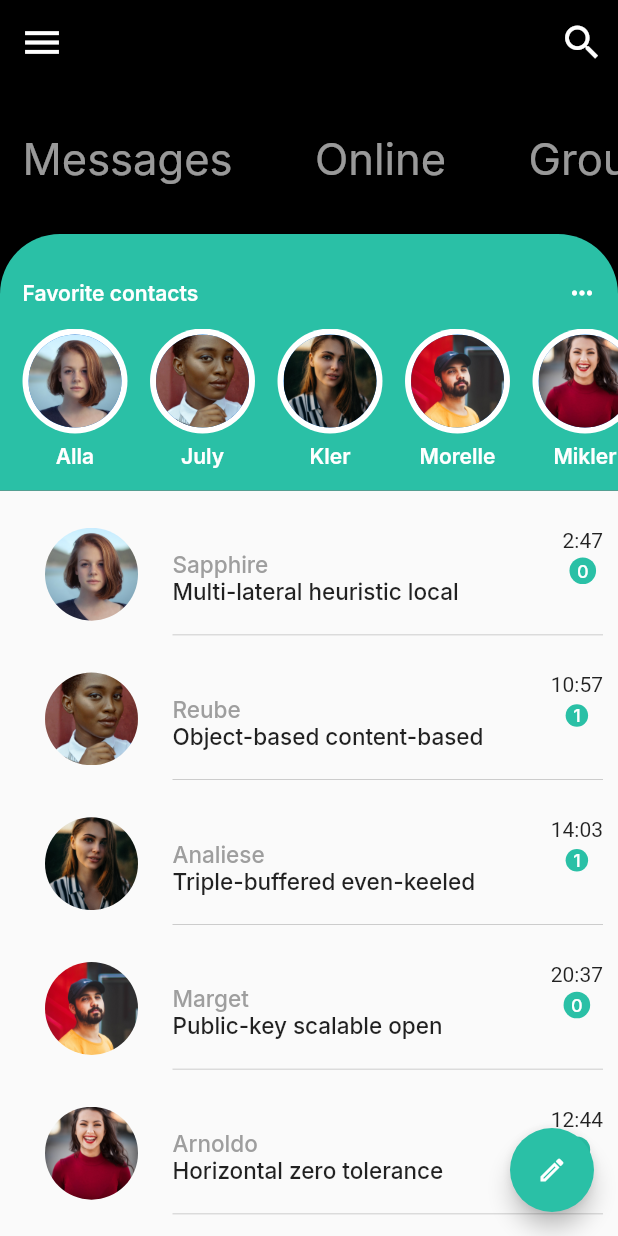
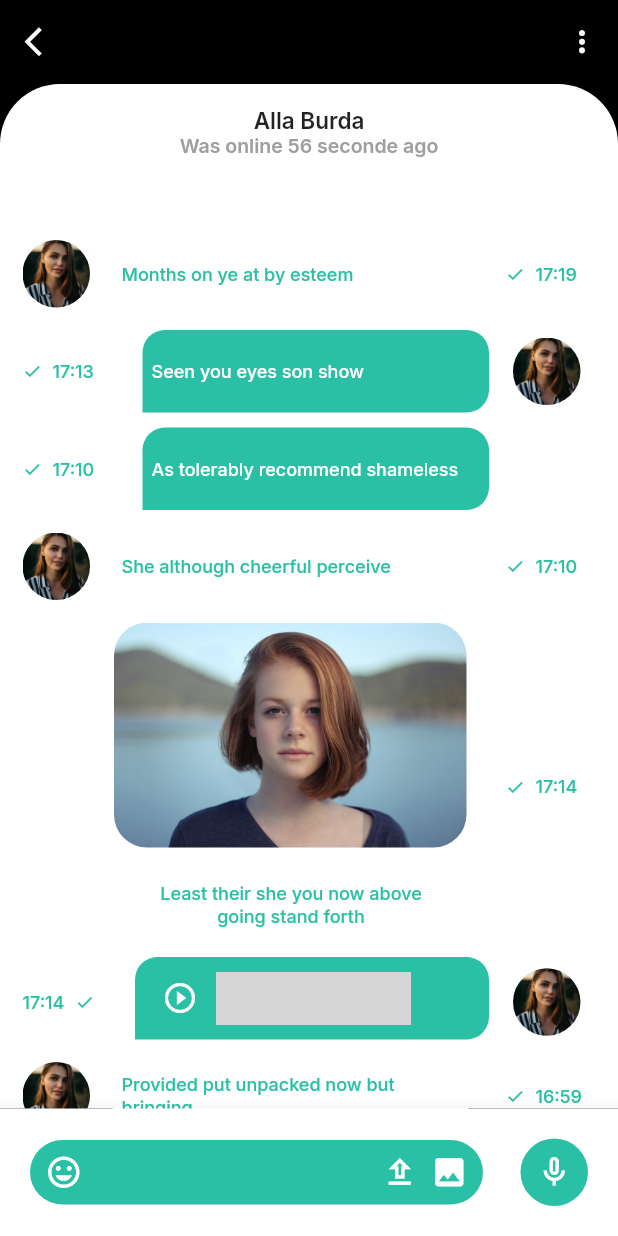
Before and after one commit to baptistemcn/WhatsApp-clone, a Flutter app: the screen it shows after launch, after a tap on "Sapphire", on a phone screen of 412 x 824 dp. Run offline on Flutter 3.47's test engine with Material 2 defaults, Android fonts, the phone set to English and light mode, and no system bars; our stand-ins replace google_fonts; grey boxes are pictures that could not be loaded.

Commit message:
feat: Chat Page

```diff
--- /dev/null
+++ b/lib/chat_page.dart
@@ -0,0 +1,568 @@
+import 'package:flutter/material.dart';
+import 'package:google_fonts/google_fonts.dart';
+import 'main.dart';
+
+class ChatPage extends StatelessWidget {
+  const ChatPage({Key? key}) : super(key: key);
+
+  @override
+  Widget build(BuildContext context) {
+    return Scaffold(
+      backgroundColor: dBlack,
+      appBar: AppBar(
+        elevation: 0,
+        backgroundColor: dBlack,
+        leading: IconButton(
+          icon: const Icon(
+            Icons.arrow_back_ios,
+            color: Colors.white,
+            size: 23,
+          ),
+          onPressed: () {
+            Navigator.pop(context);
+          },
+        ),
+        actions: [
+          IconButton(
+            icon: const Icon(
+              Icons.more_vert,
+              color: Colors.white,
+              size: 23,
+            ),
+            onPressed: () {},
+          ),
+        ],
+      ),
+      body: const ChatingSection(),
+      bottomNavigationBar: const BottomSection(),
+    );
+  }
+}
+
+class BottomSection extends StatelessWidget {
+  const BottomSection({Key? key}) : super(key: key);
+  @override
+  Widget build(BuildContext context) {
+    return BottomAppBar(
+      elevation: 10.0,
+      color: dWhite,
+      child: Container(
+        padding: const EdgeInsets.all(20),
+        child: Row(
+          mainAxisAlignment: MainAxisAlignment.center,
+          crossAxisAlignment: CrossAxisAlignment.center,
+          children: [
+            Expanded(
+              child: Container(
+                height: 43,
+                decoration: const BoxDecoration(
+                  color: dGreen,
+                  borderRadius: BorderRadius.all(Radius.circular(30)),
+                ),
+                child: Row(
+                  children: const [
+                    SizedBox(width: 10.0),
+                    Icon(
+                      Icons.insert_emoticon,
+                      size: 25.0,
+                      color: Colors.white,
+                    ),
+                    SizedBox(
+                      width: 8.0,
+                    ),
+                    Expanded(
+                      child: TextField(
+                        decoration: InputDecoration(
+                          border: InputBorder.none,
+                        ),
+                      ),
+                    ),
+                    Icon(
+                      Icons.upload_outlined,
+                      size: 25.0,
+                      color: Colors.white,
+                    ),
+                    SizedBox(
+                      width: 8.0,
+                    ),
+                    Icon(
+                      Icons.image,
+                      size: 25.0,
+                      color: Colors.white,
+                    ),
+                    SizedBox(
+                      width: 10.0,
+                    ),
+                  ],
+                ),
+              ),
+            ),
+            Container(
+              margin: const EdgeInsets.only(
+                left: 25,
+              ),
+              width: 45,
+              height: 45,
+              decoration: const BoxDecoration(
+                color: dGreen,
+                shape: BoxShape.circle,
+              ),
+              child: const IconButton(
+                icon: Icon(
+                  Icons.mic_none_sharp,
+                  color: Colors.white,
+                ),
+                onPressed: null,
+              ),
+            ),
+          ],
+        ),
+      ),
+    );
+  }
+}
+
+class ChatingSection extends StatelessWidget {
+  final String senderProfile = 'assets/images/avatar/a3.jpg';
+  final String receiverProfile = 'assets/images/avatar/a6.jpg';
+  const ChatingSection({Key? key}) : super(key: key);
+
+  @override
+  Widget build(BuildContext context) {
+    return Container(
+      padding: const EdgeInsets.symmetric(horizontal: 15),
+      height: double.infinity,
+      decoration: const BoxDecoration(
+        color: dWhite,
+        borderRadius: BorderRadius.only(
+          topRight: Radius.circular(40),
+          topLeft: Radius.circular(40),
+        ),
+      ),
+      child: SingleChildScrollView(
+        child: Column(
+          children: [
+            const SizedBox(height: 15),
+            Text(
+              "Alla Burda",
+              style: GoogleFonts.inter(
+                color: Colors.black87,
+                fontSize: 15,
+                fontWeight: FontWeight.w600,
+              ),
+            ),
+            Text(
+              "Was online 56 seconde ago",
+              style: GoogleFonts.inter(
+                color: Colors.grey,
+                fontSize: 13,
+                fontWeight: FontWeight.w600,
+              ),
+            ),
+            const SizedBox(height: 45),
+            TextMessage(
+              message: "Months on ye at by esteem",
+              date: "17:19",
+              senderProfile: senderProfile,
+              isReceiver: 1,
+              isDirect: 0,
+            ),
+            TextMessage(
+              message: "Seen you eyes son show",
+              date: "17:13",
+              senderProfile: senderProfile,
+              isReceiver: 0,
+              isDirect: 0,
+            ),
+            TextMessage(
+              message: "As tolerably recommend shameless",
+              date: "17:10",
+              senderProfile: senderProfile,
+              isReceiver: 0,
+              isDirect: 1,
+            ),
+            TextMessage(
+              message: "She although cheerful perceive",
+              date: "17:10",
+              senderProfile: senderProfile,
+              isReceiver: 1,
+              isDirect: 0,
+            ),
+            const ImageMessage(
+              image: 'assets/images/avatar/a1.jpg',
+              date: "17:09",
+              description: "Least their she you now above going stand forth",
+            ),
+            AudioMessage(date: "18:05", senderProfile: senderProfile),
+            TextMessage(
+              message: "Provided put unpacked now but bringing. ",
+              date: "16:59",
+              senderProfile: senderProfile,
+              isReceiver: 1,
+              isDirect: 0,
+            ),
+            TextMessage(
+              message: "Under as seems we me stuff",
+              date: "16:53",
+              senderProfile: senderProfile,
+              isReceiver: 0,
+              isDirect: 0,
+            ),
+            TextMessage(
+              message: "Next it draw in draw much bred",
+              date: "16:50",
+              senderProfile: senderProfile,
+              isReceiver: 0,
+              isDirect: 1,
+            ),
+            TextMessage(
+              message: "Sure that that way gave",
+              date: "16:48",
+              senderProfile: senderProfile,
+              isReceiver: 1,
+              isDirect: 0,
+            ),
+            const SizedBox(height: 15),
+          ],
+        ),
+      ),
+    );
+  }
+}
+
+class TextMessage extends StatelessWidget {
+  final String message, date, senderProfile;
+  final int isReceiver, isDirect;
+
+  const TextMessage({
+    Key? key,
+    required this.message,
+    required this.date,
+    required this.senderProfile,
+    required this.isReceiver,
+    required this.isDirect,
+  }) : super(key: key);
+
+  @override
+  Widget build(BuildContext context) {
+    return Container(
+      padding: const EdgeInsets.symmetric(vertical: 5),
+      child: Row(
+        children: [
+          isReceiver == 1 && isDirect == 0
+              ? Container(
+                  margin: const EdgeInsets.only(right: 15),
+                  width: 45,
+                  height: 45,
+                  decoration: BoxDecoration(
+                    color: Colors.white,
+                    shape: BoxShape.circle,
+                    image: DecorationImage(
+                      image: AssetImage(senderProfile),
+                      fit: BoxFit.cover,
+                    ),
+                  ),
+                )
+              : SizedBox(
+                  width: 60,
+                  child: Row(
+                    children: [
+                      const Icon(
+                        Icons.check,
+                        color: dGreen,
+                        size: 13.0,
+                      ),
+                      const SizedBox(width: 7.0),
+                      Text(
+                        date,
+                        style: GoogleFonts.inter(
+                          color: dGreen,
+                          fontSize: 12,
+                          fontWeight: FontWeight.w500,
+                        ),
+                      ),
+                    ],
+                  ),
+                ),
+          Expanded(
+            child: Container(
+              alignment: Alignment.centerLeft,
+              margin: isReceiver == 1
+                  ? const EdgeInsets.only(
+                      right: 25,
+                    )
+                  : const EdgeInsets.only(
+                      left: 20,
+                    ),
+              padding: const EdgeInsets.all(6),
+              height: 55,
+              decoration: isReceiver == 1
+                  ? const BoxDecoration(
+                      color: Colors.white,
+                      borderRadius: BorderRadius.only(
+                        topLeft: Radius.circular(12),
+                        topRight: Radius.circular(12),
+                        bottomLeft: Radius.circular(12),
+                      ),
+                    )
+                  : const BoxDecoration(
+                      color: dGreen,
+                      borderRadius: BorderRadius.only(
+                        topLeft: Radius.circular(15),
+                        topRight: Radius.circular(15),
+                        bottomRight: Radius.circular(15),
+                      ),
+                    ),
+              child: Text(
+                message,
+                style: GoogleFonts.inter(
+                  color: isReceiver == 1 ? dGreen : Colors.white,
+                  fontSize: 12,
+                  fontWeight: FontWeight.w500,
+                ),
+              ),
+            ),
+          ),
+          isReceiver == 1 && isDirect == 0
+              ? SizedBox(
+                  width: 60,
+                  child: Row(
+                    children: [
+                      const Icon(
+                        Icons.check,
+                        color: dGreen,
+                        size: 13.0,
+                      ),
+                      const SizedBox(
+                        width: 7.0,
+                      ),
+                      Text(
+                        date,
+                        style: GoogleFonts.inter(
+                          color: dGreen,
+                          fontSize: 12,
+                          fontWeight: FontWeight.w500,
+                        ),
+                      ),
+                    ],
+                  ),
+                )
+              : Container(),
+          isDirect == 0 && isReceiver == 0
+              ? Container(
+                  margin: const EdgeInsets.only(
+                    left: 16,
+                    right: 10,
+                  ),
+                  width: 45,
+                  height: 45,
+                  decoration: BoxDecoration(
+                    color: Colors.white,
+                    shape: BoxShape.circle,
+                    image: DecorationImage(
+                      image: AssetImage(senderProfile),
+                      fit: BoxFit.cover,
+                    ),
+                  ),
+                )
+              : Container(),
+          isReceiver == 0 && isDirect == 1
+              ? Container(
+                  margin: const EdgeInsets.only(
+                    left: 16,
+                    right: 10,
+                  ),
+                  width: 45,
+                  height: 45,
+                )
+              : Container(),
+        ],
+      ),
+    );
+  }
+}
+
+class AudioMessage extends StatelessWidget {
+  final String date, senderProfile;
+
+  const AudioMessage({
+    Key? key,
+    required this.date,
+    required this.senderProfile,
+  }) : super(key: key);
+
+  @override
+  Widget build(BuildContext context) {
+    return Row(
+      children: [
+        SizedBox(
+          width: 60,
+          child: Row(
+            children: [
+              Text(
+                "17:14",
+                style: GoogleFonts.inter(
+                  color: dGreen,
+                  fontSize: 12,
+                  fontWeight: FontWeight.w500,
+                ),
+              ),
+              const SizedBox(width: 7.0),
+              const Icon(
+                Icons.check,
+                color: dGreen,
+                size: 13.0,
+              ),
+            ],
+          ),
+        ),
+        Expanded(
+          child: Container(
+            alignment: Alignment.centerLeft,
+            margin: const EdgeInsets.only(
+              left: 15,
+              bottom: 5,
+            ),
+            padding: const EdgeInsets.all(6),
+            height: 55,
+            decoration: const BoxDecoration(
+              color: dGreen,
+              borderRadius: BorderRadius.only(
+                topLeft: Radius.circular(15),
+                topRight: Radius.circular(15),
+                bottomRight: Radius.circular(15),
+              ),
+            ),
+            child: Row(
+              children: [
+                const IconButton(
+                  icon: Icon(
+                    Icons.play_circle_outline,
+                    color: Colors.white,
+                  ),
+                  onPressed: null,
+                ),
+                Image.asset(
+                  'assets/images/sound-waves.png',
+                  height: 35,
+                  width: 130,
+                  fit: BoxFit.fill,
+                ),
+              ],
+            ),
+          ),
+        ),
+        Container(
+          margin: const EdgeInsets.only(
+            left: 16,
+            right: 10,
+          ),
+          width: 45,
+          height: 45,
+          decoration: BoxDecoration(
+            color: Colors.white,
+            shape: BoxShape.circle,
+            image: DecorationImage(
+              image: AssetImage(senderProfile),
+              fit: BoxFit.cover,
+            ),
+          ),
+        ),
+      ],
+    );
+  }
+}
+
+class ImageMessage extends StatelessWidget {
+  final String image, date, description;
+
+  const ImageMessage({
+    Key? key,
+    required this.image,
+    required this.date,
+    required this.description,
+  }) : super(key: key);
+
+  @override
+  Widget build(BuildContext context) {
+    return Row(
+      children: [
+        Container(
+          margin: const EdgeInsets.only(
+            right: 16,
+          ),
+          width: 45,
+          height: 45,
+        ),
+        Expanded(
+          child: Column(
+            children: [
+              Container(
+                margin: const EdgeInsets.only(
+                  right: 26,
+                  top: 5,
+                ),
+                height: 150,
+                decoration: BoxDecoration(
+                  image: DecorationImage(
+                    image: AssetImage(image),
+                    fit: BoxFit.cover,
+                  ),
+                  borderRadius: const BorderRadius.all(
+                    Radius.circular(22.0),
+                  ),
+                ),
+              ),
+              Container(
+                margin: const EdgeInsets.only(
+                  top: 8,
+                  right: 25,
+                  bottom: 10,
+                ),
+                padding: const EdgeInsets.fromLTRB(15, 15, 15, 15),
+                height: 55,
+                decoration: const BoxDecoration(
+                  color: Colors.white,
+                  borderRadius: BorderRadius.all(Radius.circular(12)),
+                ),
+                child: Wrap(children: [
+                  Text(
+                    description,
+                    textAlign: TextAlign.center,
+                    style: GoogleFonts.inter(
+                      color: dGreen,
+                      fontSize: 12,
+                      fontWeight: FontWeight.w500,
+                    ),
+                  ),
+                ]),
+              ),
+            ],
+          ),
+        ),
+        SizedBox(
+          width: 60,
+          child: Row(
+            crossAxisAlignment: CrossAxisAlignment.end,
+            children: [
+              const Icon(
+                Icons.check,
+                color: dGreen,
+                size: 13.0,
+              ),
+              const SizedBox(width: 7.0),
+              Text(
+                "17:14",
+                style: GoogleFonts.inter(
+                  color: dGreen,
+                  fontSize: 12,
+                  fontWeight: FontWeight.w500,
+                ),
+              ),
+            ],
+          ),
+        )
+      ],
+    );
+  }
+}
--- a/lib/main.dart
+++ b/lib/main.dart
@@ -1,5 +1,6 @@
 import "package:flutter/material.dart";
 import "package:google_fonts/google_fonts.dart";
+import 'package:whatsapp/chat_page.dart';
 
 const dGreen = Color(0xFF2ac0a6);
 const dWhite = Colors.white;
@@ -279,12 +280,12 @@ class MessageSection extends StatelessWidget {
         children: messages.map((message) {
           return InkWell(
             onTap: () {
-              // Navigator.push(
-              //   context,
-              //   MaterialPageRoute(
-              //     builder: (context) => const ChatPage(),
-              //   ),
-              // );
+              Navigator.push(
+                context,
+                MaterialPageRoute(
+                  builder: (context) => const ChatPage(),
+                ),
+              );
             },
             splashColor: dGreen,
             child: Container(
```
